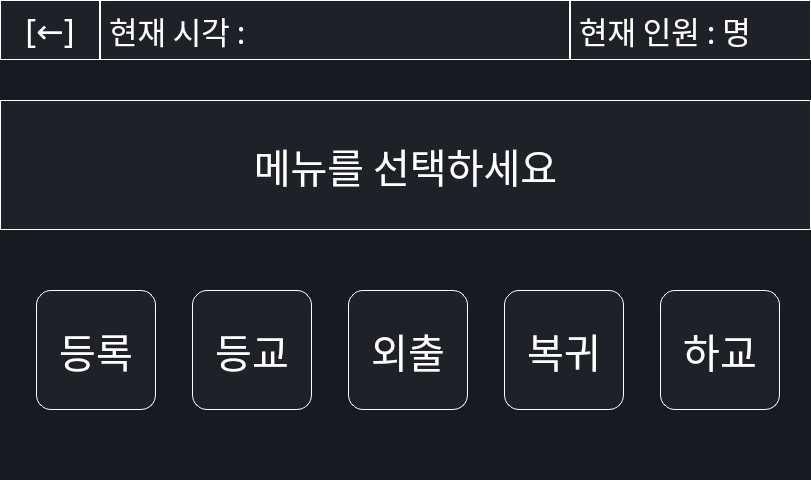
This is fingerprint_code/fingerprint_gui.ui in min-shy03/Fingerprint-client as Qt 5 draws it before an edit. The edited form follows.
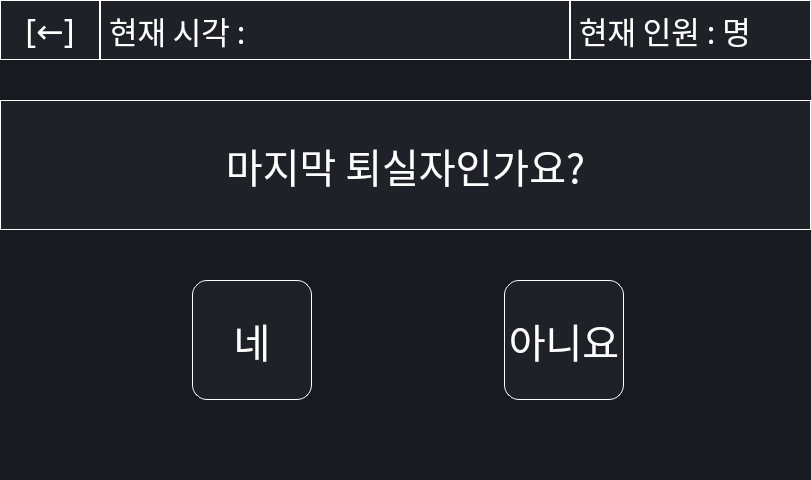
This is the edited form. The open tabs and pages were chosen to show the change.

Commit message: 문닫기 기능 페이지 추가 및 버튼 기능 추가 추후 수정 필요

```diff
--- a/fingerprint_code/fingerprint_gui.ui
+++ b/fingerprint_code/fingerprint_gui.ui
@@ -397,6 +397,112 @@
       </property>
      </widget>
     </widget>
+    <widget class="QWidget" name="page_last_member">
+     <widget class="QLabel" name="last_msg_label">
+      <property name="geometry">
+       <rect>
+        <x>0</x>
+        <y>100</y>
+        <width>811</width>
+        <height>130</height>
+       </rect>
+      </property>
+      <property name="font">
+       <font>
+        <family>AppleSDGothicNeoB00</family>
+        <pointsize>30</pointsize>
+       </font>
+      </property>
+      <property name="styleSheet">
+       <string notr="true">background-color: rgb(30, 34, 40);
+color: white;
+border: 1px solid white;</string>
+      </property>
+      <property name="text">
+       <string>마지막 퇴실자인가요?</string>
+      </property>
+      <property name="alignment">
+       <set>Qt::AlignCenter</set>
+      </property>
+     </widget>
+     <widget class="QWidget" name="layoutWidget_2">
+      <property name="geometry">
+       <rect>
+        <x>20</x>
+        <y>270</y>
+        <width>776</width>
+        <height>141</height>
+       </rect>
+      </property>
+      <layout class="QHBoxLayout" name="horizontalLayout_3">
+       <property name="spacing">
+        <number>20</number>
+       </property>
+       <item>
+        <widget class="QPushButton" name="yes_button">
+         <property name="minimumSize">
+          <size>
+           <width>120</width>
+           <height>120</height>
+          </size>
+         </property>
+         <property name="maximumSize">
+          <size>
+           <width>120</width>
+           <height>120</height>
+          </size>
+         </property>
+         <property name="font">
+          <font>
+           <family>AppleSDGothicNeoB00</family>
+           <pointsize>30</pointsize>
+          </font>
+         </property>
+         <property name="styleSheet">
+          <string notr="true">background-color: rgb(30, 34, 40);
+color: white;
+border: 1px solid white;
+border-radius: 15px;</string>
+         </property>
+         <property name="text">
+          <string>네</string>
+         </property>
+        </widget>
+       </item>
+       <item>
+        <widget class="QPushButton" name="no_button">
+         <property name="minimumSize">
+          <size>
+           <width>120</width>
+           <height>120</height>
+          </size>
+         </property>
+         <property name="maximumSize">
+          <size>
+           <width>120</width>
+           <height>120</height>
+          </size>
+         </property>
+         <property name="font">
+          <font>
+           <family>AppleSDGothicNeoB00</family>
+           <pointsize>30</pointsize>
+          </font>
+         </property>
+         <property name="styleSheet">
+          <string notr="true">background-color: rgb(30, 34, 40);
+color: white;
+border: 1px solid white;
+border-radius: 15px;</string>
+         </property>
+         <property name="text">
+          <string>아니요</string>
+         </property>
+        </widget>
+       </item>
+      </layout>
+     </widget>
+    </widget>
     <widget class="QWidget" name="page_fingerprint">
      <widget class="QLabel" name="fingerprint_msg_label">
       <property name="geometry">
```
The commit also changes 1 other file.
